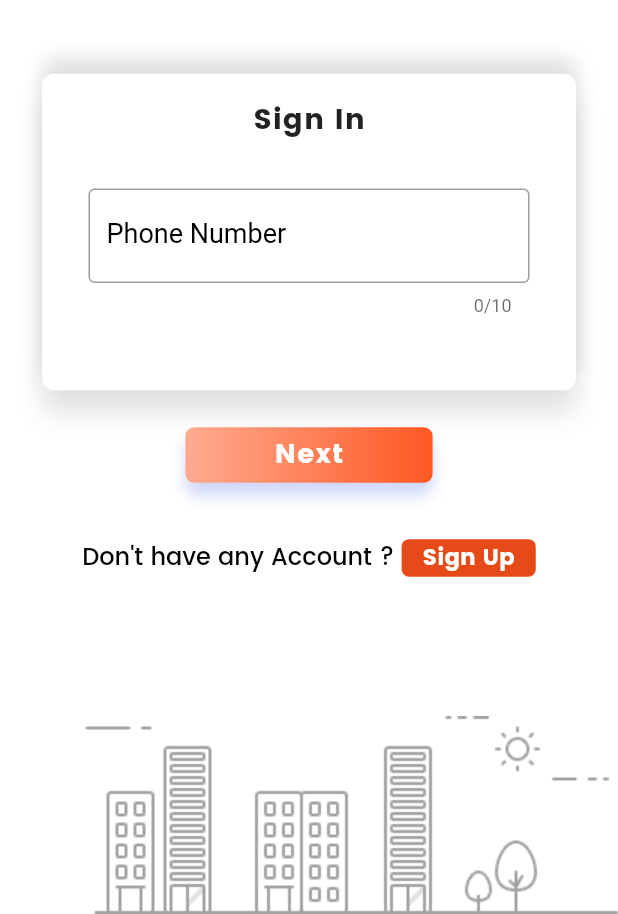
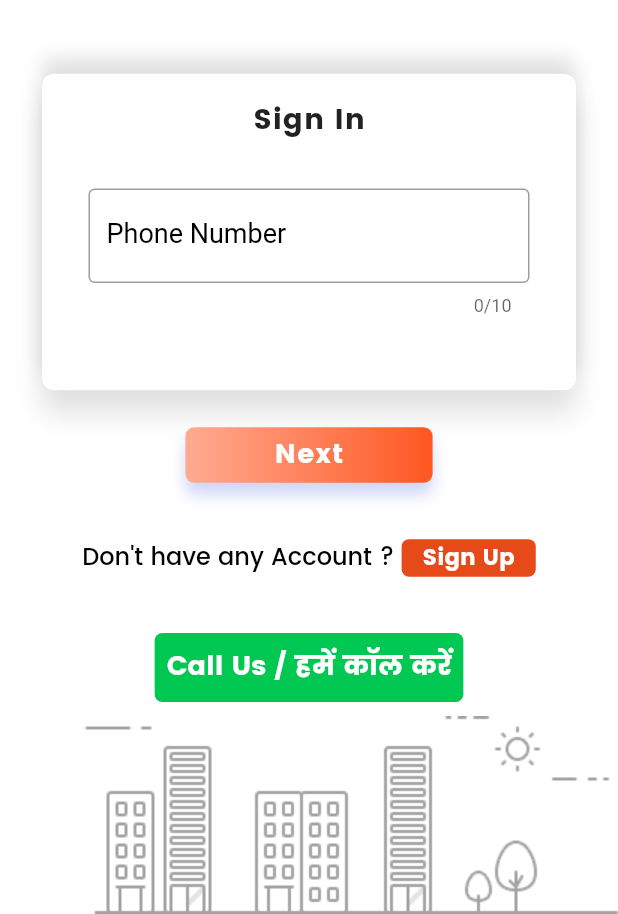
Before and after one commit to sanchayana2007/Care_Server, a Flutter app: the screen it shows after launch, on a phone screen of 412 x 824 dp, the part 322-1236 px from its top. Run offline on Flutter 3.47's test engine with Material 2 defaults, Android fonts, the phone set to English and light mode, and no system bars; our stand-ins replace connectivity, datetime_picker_formfield, flutter_screenutil, fluttertoast, package_info, shared_preferences and 1 more; missing offline and left inert: get_version; project files that could hold a hidden picture were left out.

Commit message:
Include appointment in sessions, hindi language added, cancellation option for appointment, discount as per number of sessions, call us button in opening page

```diff
--- a/application/flutter/ohzas/lib/authorization/signIn.dart
+++ b/application/flutter/ohzas/lib/authorization/signIn.dart
@@ -9,6 +9,7 @@ import 'package:ohzas/util/log_util.dart';
 import 'package:ohzas/util/toast_util.dart';
 import 'package:toast/toast.dart';
 import 'package:ohzas/authorization/signUpFail.dart';
+import 'package:url_launcher/url_launcher.dart';
 
 class SignInPage extends StatefulWidget {
   @override
@@ -21,9 +22,7 @@ class _SignInPage extends State<SignInPage> {
 
   HttpRequestHandler _requestHandler;
 
-  _SignInPage() {
-
-  }
+  _SignInPage() {}
 
   initSignInRequest() async {
     if (signInMobileNumber.text.length == 0) {
@@ -51,8 +50,7 @@ class _SignInPage extends State<SignInPage> {
         );
       } else {
         Navigator.of(context).pushReplacement(
-                                  MaterialPageRoute(
-                                      builder: (context) => SignUpFailPage()),
+          MaterialPageRoute(builder: (context) => SignUpFailPage()),
         );
         //Toaster.e(context, message: resp['message']);
       }
@@ -158,9 +156,7 @@ class _SignInPage extends State<SignInPage> {
                                     ),
                                     labelText: "Phone Number",
                                     labelStyle: TextStyle(
-                                      color: Colors.black,
-                                      fontSize: 18
-                                    ),
+                                        color: Colors.black, fontSize: 18),
                                   ),
                                   controller: signInMobileNumber,
                                   maxLength: 10,
@@ -260,6 +256,32 @@ class _SignInPage extends State<SignInPage> {
                       ),
                     ),
                     SizedBox(
+                      height: ScreenUtil.getInstance().setHeight(60),
+                    ),
+                    Container(
+                      child: Row(
+                        mainAxisAlignment: MainAxisAlignment.center,
+                        children: <Widget>[
+                          InkWell(
+                            onTap: () => launch("tel://7985300793"),
+                            child: Container(
+                              decoration: new BoxDecoration(
+                                  color: Colors.greenAccent[700],
+                                  borderRadius: new BorderRadius.circular(5)),
+                              padding: const EdgeInsets.only(
+                                  left: 8, right: 8, top: 8, bottom: 8),
+                              child: Text("Call Us / हमें कॉल करें",
+                                  style: TextStyle(
+                                      color: Colors.white,
+                                      fontSize: 18,
+                                      fontWeight: FontWeight.bold,
+                                      fontFamily: "Poppins-Bold")),
+                            ),
+                          ),
+                        ],
+                      ),
+                    ),
+                    SizedBox(
                       height: ScreenUtil.getInstance().setHeight(140),
                     ),
                   ],
--- a/application/flutter/ohzas/pubspec.yaml
+++ b/application/flutter/ohzas/pubspec.yaml
@@ -20,6 +20,7 @@ dependencies:
   datetime_picker_formfield: 1.0.0
   intl: 0.16.1
   toast: ^0.1.5
+  url_launcher: ^5.4.10
 
 dev_dependencies:
   flutter_test:
```
Also changed, not shown: application/flutter/ohzas/lib/app-state/default/app_home_page.dart (+25 -3 lines). Lines whose indentation alone changed are shown as unchanged.
